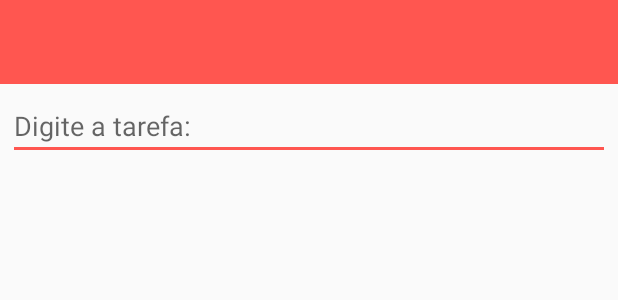
After one commit to Matheus-MNS/android-to-do-list, an Android app: the layout fragment_add_task.xml on its own in the app's theme, with its tools: preview values and no code run, on a phone screen of 412 x 824 dp. The commit adds this screen. Shown: the top 300 px of the screen. Run offline under Robolectric (Android 15) with nearby library versions, the phone set to English and light mode, and no system bars.

Commit message:
Layout add task fragment implemented

```diff
--- a/app/src/main/res/layout/custom_toolbar.xml
+++ b/app/src/main/res/layout/custom_toolbar.xml
@@ -22,6 +22,7 @@
         android:layout_height="wrap_content"
         android:text="@string/title"
         android:textColor="@color/white"
+        android:visibility="gone"
         app:layout_constraintBottom_toBottomOf="parent"
         app:layout_constraintEnd_toEndOf="parent"
         app:layout_constraintStart_toStartOf="parent"
--- /dev/null
+++ b/app/src/main/res/layout/fragment_add_task.xml
@@ -0,0 +1,23 @@
+<?xml version="1.0" encoding="utf-8"?>
+<androidx.constraintlayout.widget.ConstraintLayout xmlns:android="http://schemas.android.com/apk/res/android"
+    xmlns:app="http://schemas.android.com/apk/res-auto"
+    xmlns:tools="http://schemas.android.com/tools"
+    android:layout_width="match_parent"
+    android:layout_height="match_parent"
+    tools:context=".feature.add_task_fragment.AddTaskFragment">
+
+    <include
+        android:id="@+id/toolbar"
+        layout="@layout/custom_toolbar" />
+
+    <com.google.android.material.textfield.TextInputEditText
+        android:layout_width="0dp"
+        android:layout_height="wrap_content"
+        android:layout_margin="5dp"
+        android:hint="Digite a tarefa:"
+        android:backgroundTint="@color/red_light"
+        app:layout_constraintEnd_toEndOf="parent"
+        app:layout_constraintStart_toStartOf="parent"
+        app:layout_constraintTop_toBottomOf="@id/toolbar" />
+
+</androidx.constraintlayout.widget.ConstraintLayout>
```
Also changed, not shown: app/src/main/java/com/example/todolist/feature/add_task_fragment/AddTaskFragment.kt (added, +37 -0 lines), app/src/main/java/com/example/todolist/feature/task_list_fragment/presentation/TaskListFragment.kt (+13 -4 lines), app/src/main/res/drawable/ic_add.xml (+9 -4 lines), app/src/main/res/navigation/main_nav_graph.xml (+10 -1 lines).
